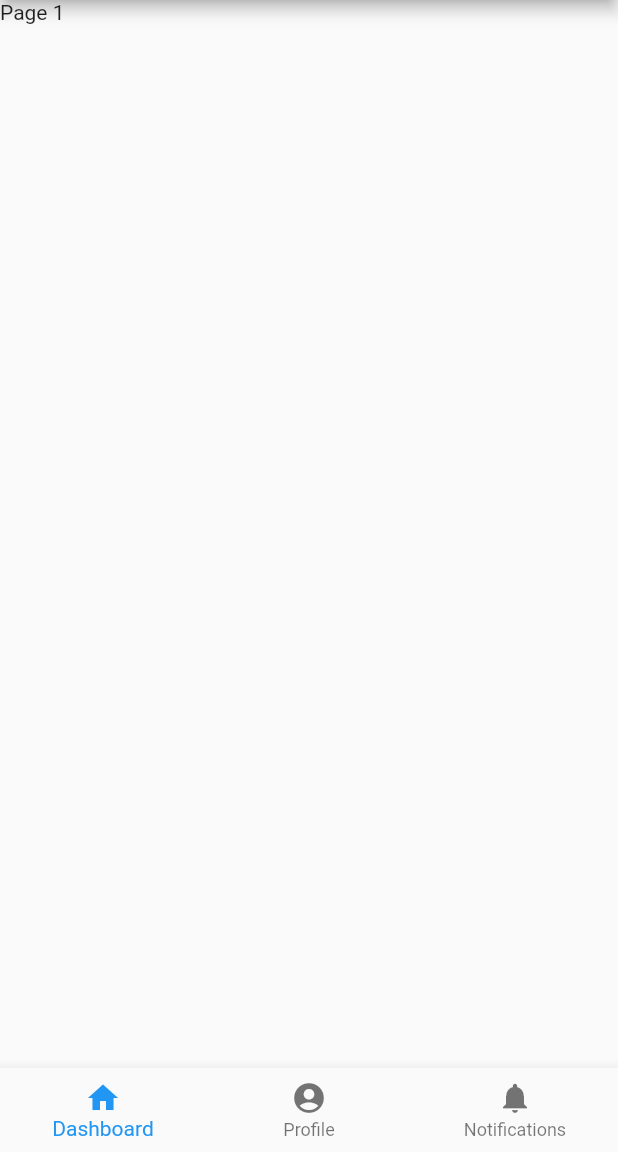
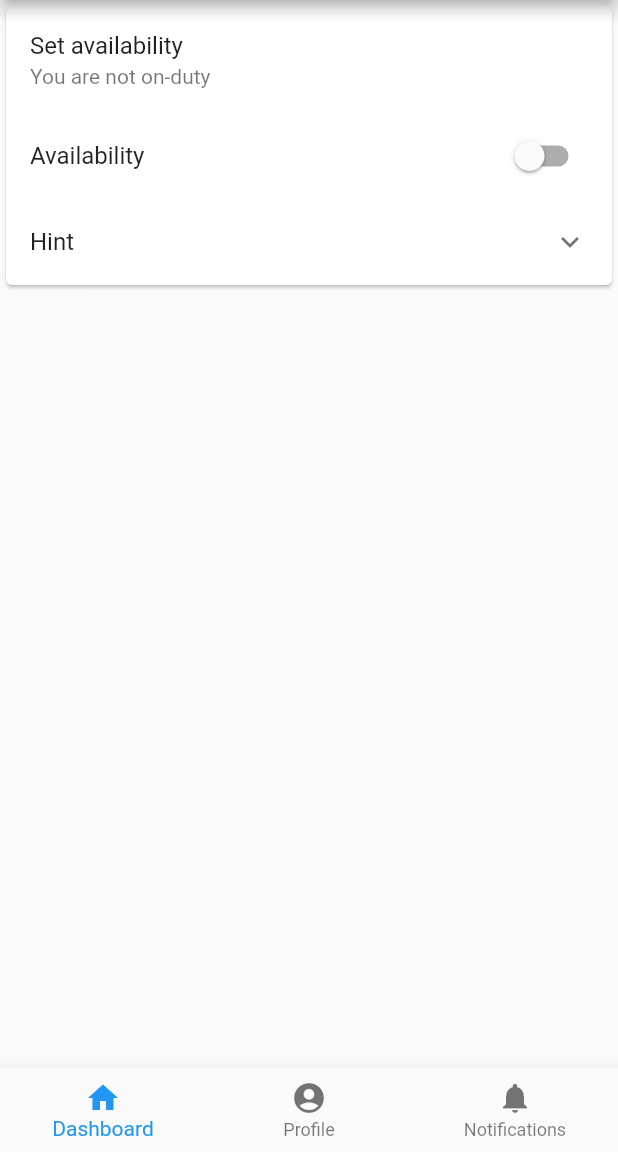
Before and after one commit to igomezal/en_garde, a Flutter app: the screen it shows after launch, on a phone screen of 412 x 824 dp, the part 84-1236 px from its top. Run offline on Flutter 3.47's test engine with Material 2 defaults, Android fonts, the phone set to English and light mode, and no system bars.

Commit message:
feat: add availability card

```diff
--- a/lib/main.dart
+++ b/lib/main.dart
@@ -1,3 +1,5 @@
+import 'dart:ui';
+
 import 'package:flutter/material.dart';
 
 void main() {
@@ -44,7 +46,7 @@ class _MyHomePageState extends State<MyHomePage> {
       body: IndexedStack(
         index: _selectedIndex,
         children: [
-          Text('Page 1'),
+          Dashboard(),
           Text('Page 2'),
           Text('Page 3'),
         ],
@@ -52,17 +54,11 @@ class _MyHomePageState extends State<MyHomePage> {
       bottomNavigationBar: BottomNavigationBar(
         items: const [
           BottomNavigationBarItem(
-            icon: Icon(Icons.home),
-            title: Text('Dashboard')
-          ),
+              icon: Icon(Icons.home), title: Text('Dashboard')),
           BottomNavigationBarItem(
-              icon: Icon(Icons.account_circle),
-              title: Text('Profile')
-          ),
+              icon: Icon(Icons.account_circle), title: Text('Profile')),
           BottomNavigationBarItem(
-              icon: Icon(Icons.notifications),
-              title: Text('Notifications')
-          )
+              icon: Icon(Icons.notifications), title: Text('Notifications'))
         ],
         currentIndex: _selectedIndex,
         onTap: _onItemTapped,
@@ -70,3 +66,57 @@ class _MyHomePageState extends State<MyHomePage> {
     );
   }
 }
+
+class Dashboard extends StatelessWidget {
+  @override
+  Widget build(BuildContext context) {
+    return Column(
+      children: [AvailabilityWidget()],
+    );
+  }
+}
+
+class AvailabilityWidget extends StatefulWidget {
+  @override
+  _AvailabilityState createState() => _AvailabilityState();
+}
+
+class _AvailabilityState extends State<AvailabilityWidget> {
+  bool _availabilityStatus = false;
+
+  @override
+  Widget build(BuildContext context) {
+    return Card(
+      child: Column(
+        children: [
+          const ListTile(
+            title: Text('Set availability'),
+            subtitle: Text('You are not on-duty'),
+          ),
+          SwitchListTile(
+            title: const Text('Availability'),
+            value: _availabilityStatus,
+            onChanged: _onAvailabilityChanged,
+          ),
+          ExpansionTile(
+            title: Text('Hint'),
+            children: [
+              Container(
+                  padding: EdgeInsets.fromLTRB(10, 0, 10, 10),
+                  child: const Text(
+                    'You can change your availability when you are on duty, this way when there is an incoming call whoever is available at that moment will have more priority (to receive the call) than someone who is not available.',
+                    textAlign: TextAlign.justify,
+                  ))
+            ],
+          )
+        ],
+      ),
+    );
+  }
+
+  _onAvailabilityChanged(bool value) {
+    setState(() {
+      _availabilityStatus = value;
+    });
+  }
+}
```
